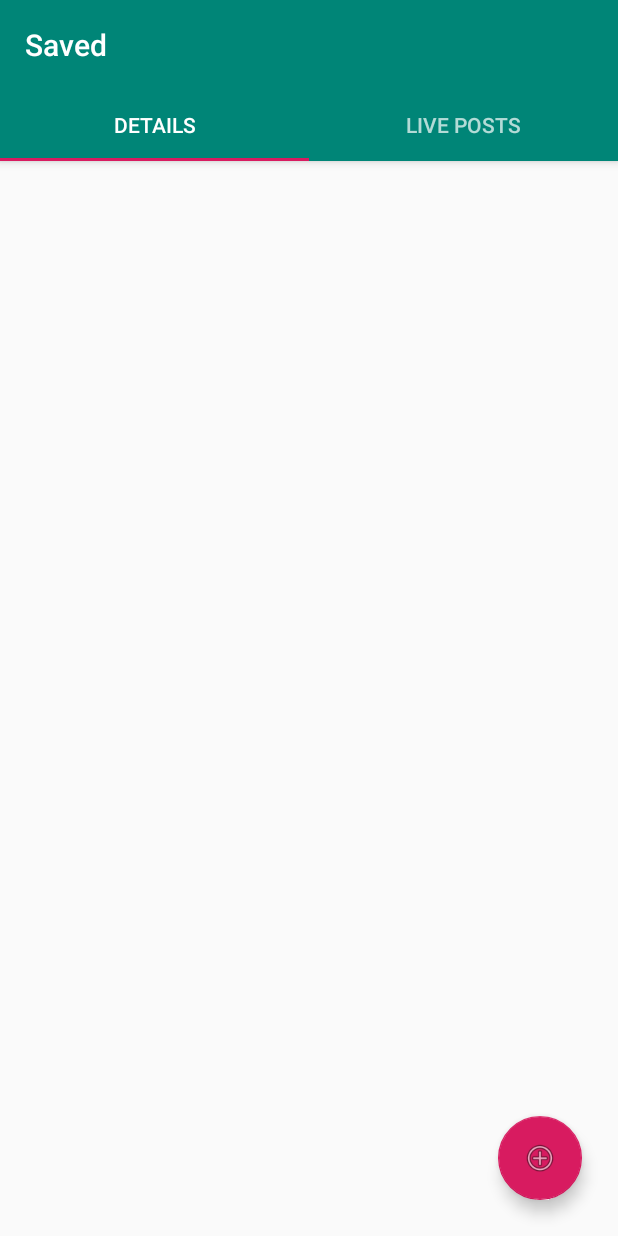
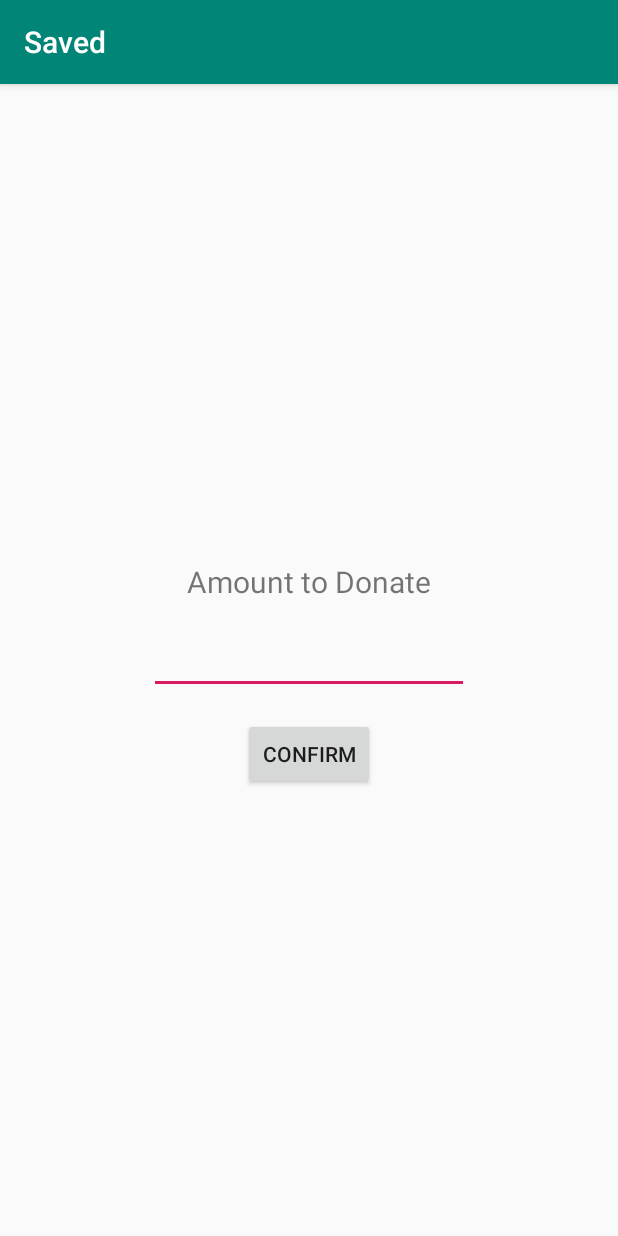
Before and after one commit to BluCodeGH/Saved, an Android app: the DetailActivity screen opened directly, with no data from a screen before it, after a tap on an icon or button, on a phone screen of 412 x 824 dp. Run offline under Robolectric (Android 15) with nearby library versions, the phone set to English and light mode, and no system bars; our stand-ins replace Firebase (no records; nobody signed in at launch, a user with empty details on screens opened directly); libraries missing offline, so code that uses them is left out: io.blockmason.link; 4 statements that could not run were skipped.

Commit message:
donate button

```diff
--- a/app/src/main/AndroidManifest.xml
+++ b/app/src/main/AndroidManifest.xml
@@ -17,8 +17,8 @@
         android:roundIcon="@mipmap/ic_launcher_round"
         android:supportsRtl="true"
         android:theme="@style/AppTheme">
-        <activity android:name=".CreateActivity"></activity>
-
+        <activity android:name=".DonateActivity"></activity>
+        <activity android:name=".CreateActivity" />
         <activity
             android:name=".DetailActivity"
             android:label="@string/title_activity_detail"
@@ -54,7 +54,7 @@
         <!--
 Set custom default icon. This is used when no icon is set for incoming notification messages.
      See README(https://goo.gl/l4GJaQ) for more.
--->
+        -->
         <meta-data
             android:name="com.google.firebase.messaging.default_notification_icon"
             android:resource="@drawable/ic_album_black_24dp" />
@@ -76,7 +76,6 @@ Set custom default icon. This is used when no icon is set for incoming notificat
                 <action android:name="com.google.firebase.MESSAGING_EVENT" />
             </intent-filter>
         </service>
-
     </application>
 
 </manifest>
--- a/app/src/main/java/com/example/saved/DetailActivity.kt
+++ b/app/src/main/java/com/example/saved/DetailActivity.kt
@@ -1,6 +1,8 @@
 package com.example.saved
 
+import android.content.Intent
 import android.os.Bundle
+import android.view.View
 import com.google.android.material.tabs.TabLayout
 import androidx.viewpager.widget.ViewPager
 import androidx.appcompat.app.AppCompatActivity
@@ -18,4 +20,9 @@ class DetailActivity : AppCompatActivity() {
         val tabs: TabLayout = findViewById(R.id.tabs)
         tabs.setupWithViewPager(viewPager)
     }
+
+    fun donate(view : View) {
+        val intent = Intent(this, DonateActivity::class.java)
+        startActivity(intent)
+    }
 }
--- /dev/null
+++ b/app/src/main/java/com/example/saved/DonateActivity.kt
@@ -0,0 +1,35 @@
+package com.example.saved
+
+import android.os.AsyncTask
+import androidx.appcompat.app.AppCompatActivity
+import android.os.Bundle
+import android.util.Log
+import android.view.View
+import android.widget.EditText
+import io.blockmason.link.Project
+import org.json.JSONObject
+import java.math.BigInteger
+
+class DonateActivity : AppCompatActivity() {
+
+    override fun onCreate(savedInstanceState: Bundle?) {
+        super.onCreate(savedInstanceState)
+        setContentView(R.layout.activity_donate)
+    }
+
+    fun donate(view: View) {
+        val amnt = findViewById<EditText>(R.id.donation).text.toString()
+        class transfer() : AsyncTask<Void, Void, String>() {
+            override fun doInBackground(vararg params: Void?): String? {
+                val proj = Project.at("G0mLtXJAP_7fxN-IKCb5IuG1jEBYduM5zgRSdkqXkQk", "ywG25A0hNrO6zFd+Gc2Rf5XONsIx0B+IF92dhFRRQaIB4GX7gqfzLziCh76Rq1Z")
+                val inputs = JSONObject()
+                inputs.put("_to", "0xd06fb1891a51cc3f16cccc289cbf9ce347386809")
+                inputs.put("_value", BigInteger("1000000000000000000").multiply(BigInteger(amnt)).toString(16))
+                val out = proj.post("/transfer", inputs)
+                Log.d("ME", out.toString())
+                return null
+            }
+        }
+        transfer().execute()
+    }
+}
--- a/app/src/main/java/com/example/saved/ui/main/InfoFragment.kt
+++ b/app/src/main/java/com/example/saved/ui/main/InfoFragment.kt
@@ -1,5 +1,6 @@
 package com.example.saved.ui.main
 
+import android.content.Intent
 import android.os.AsyncTask
 import android.os.Bundle
 import android.util.Log
@@ -8,7 +9,9 @@ import android.view.View
 import android.view.ViewGroup
 import android.widget.TextView
 import androidx.fragment.app.Fragment
+import com.example.saved.DonateActivity
 import com.example.saved.R
+import com.example.saved.SubscribeActivity
 import com.google.firebase.database.DataSnapshot
 import com.google.firebase.database.DatabaseError
 import com.google.firebase.database.FirebaseDatabase
@@ -48,19 +51,4 @@ class InfoFragment : Fragment() {
         })
         return view
     }
-
-    fun donate(view: View) {
-        class transfer() : AsyncTask<Void, Void, String>() {
-            override fun doInBackground(vararg params: Void?): String? {
-                val proj = Project.at("G0mLtXJAP_7fxN-IKCb5IuG1jEBYduM5zgRSdkqXkQk", "ywG25A0hNrO6zFd+Gc2Rf5XONsIx0B+IF92dhFRRQaIB4GX7gqfzLziCh76Rq1Z")
-                val inputs = JSONObject()
-                inputs.put("_to", "0xd06fb1891a51cc3f16cccc289cbf9ce347386809")
-                inputs.put("_value", (500*1e18).toInt().toString(16))
-                val out = proj.post("/transfer", inputs)
-                Log.d("ME", out.toString())
-                return null
-            }
-        }
-        transfer().execute()
-    }
 }
--- /dev/null
+++ b/app/src/main/res/layout/activity_donate.xml
@@ -0,0 +1,44 @@
+<?xml version="1.0" encoding="utf-8"?>
+<androidx.constraintlayout.widget.ConstraintLayout xmlns:android="http://schemas.android.com/apk/res/android"
+    xmlns:app="http://schemas.android.com/apk/res-auto"
+    xmlns:tools="http://schemas.android.com/tools"
+    android:layout_width="match_parent"
+    android:layout_height="match_parent"
+    tools:context=".DonateActivity">
+
+    <TextView
+        android:id="@+id/textView3"
+        android:layout_width="wrap_content"
+        android:layout_height="wrap_content"
+        android:layout_marginBottom="16dp"
+        android:text="Amount to Donate"
+        android:textSize="20sp"
+        app:layout_constraintBottom_toTopOf="@+id/donation"
+        app:layout_constraintEnd_toEndOf="parent"
+        app:layout_constraintHorizontal_bias="0.5"
+        app:layout_constraintStart_toStartOf="parent" />
+
+    <EditText
+        android:id="@+id/donation"
+        android:layout_width="wrap_content"
+        android:layout_height="wrap_content"
+        android:ems="10"
+        android:inputType="number"
+        app:layout_constraintBottom_toBottomOf="parent"
+        app:layout_constraintEnd_toEndOf="parent"
+        app:layout_constraintHorizontal_bias="0.5"
+        app:layout_constraintStart_toStartOf="parent"
+        app:layout_constraintTop_toTopOf="parent" />
+
+    <Button
+        android:id="@+id/button2"
+        android:layout_width="wrap_content"
+        android:layout_height="wrap_content"
+        android:layout_marginTop="16dp"
+        android:onClick="donate"
+        android:text="Confirm"
+        app:layout_constraintEnd_toEndOf="parent"
+        app:layout_constraintHorizontal_bias="0.5"
+        app:layout_constraintStart_toStartOf="parent"
+        app:layout_constraintTop_toBottomOf="@+id/donation" />
+</androidx.constraintlayout.widget.ConstraintLayout>
```
